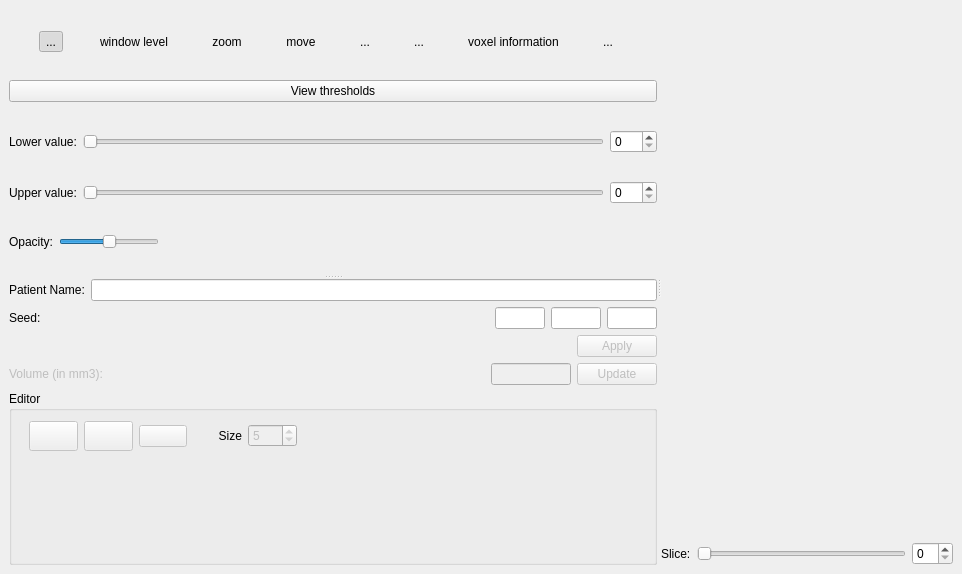
Old version of the form starviewer/src/extensions/playground/strokesegmentation/qstrokesegmentationextensionbase.ui in the repository starviewer-medical/starviewer.
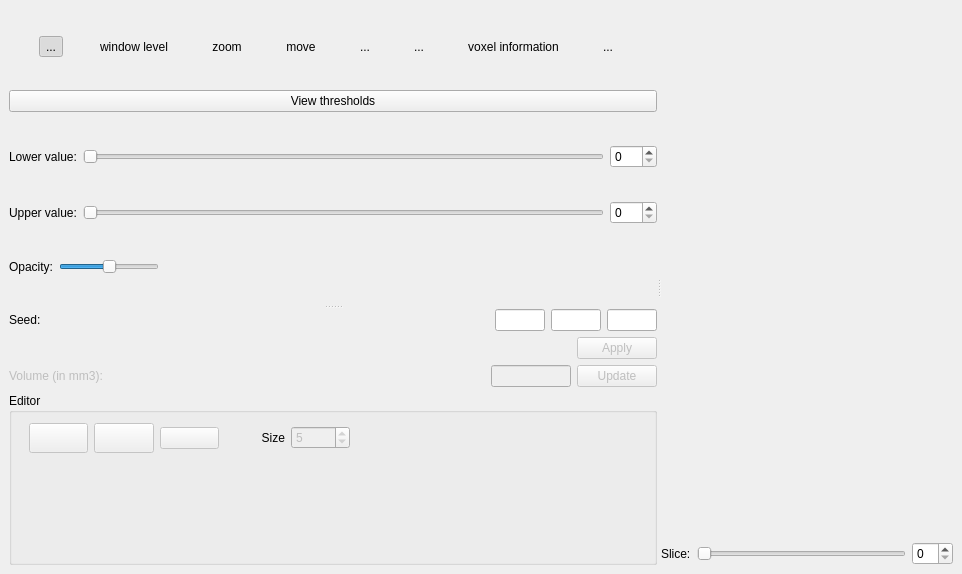
New version of the form. Icons and pictures are not drawn. Custom widgets are drawn as their Qt base class.

Commit message: ENH: Eliminem una etiqueta amb nom de pacient que ens havíem deixat abans

Diff of the .ui file:
```diff
--- a/starviewer/src/extensions/playground/strokesegmentation/qstrokesegmentationextensionbase.ui
+++ b/starviewer/src/extensions/playground/strokesegmentation/qstrokesegmentationextensionbase.ui
@@ -373,26 +373,6 @@
         <property name="spacing" >
          <number>6</number>
         </property>
-        <item>
-         <layout class="QHBoxLayout" >
-          <property name="margin" >
-           <number>0</number>
-          </property>
-          <property name="spacing" >
-           <number>6</number>
-          </property>
-          <item>
-           <widget class="QLabel" name="label_5" >
-            <property name="text" >
-             <string>Patient Name:</string>
-            </property>
-           </widget>
-          </item>
-          <item>
-           <widget class="QLineEdit" name="m_patientNameLineEdit" />
-          </item>
-         </layout>
-        </item>
         <item>
          <layout class="QVBoxLayout" >
           <property name="margin" >
@@ -604,7 +584,7 @@
               <rect>
                <x>20</x>
                <y>30</y>
-               <width>268</width>
+               <width>321</width>
                <height>30</height>
               </rect>
              </property>
```
Left out of the diff: 30 changed lines with no effect on the pictures. The commit also changes 1 other file.
